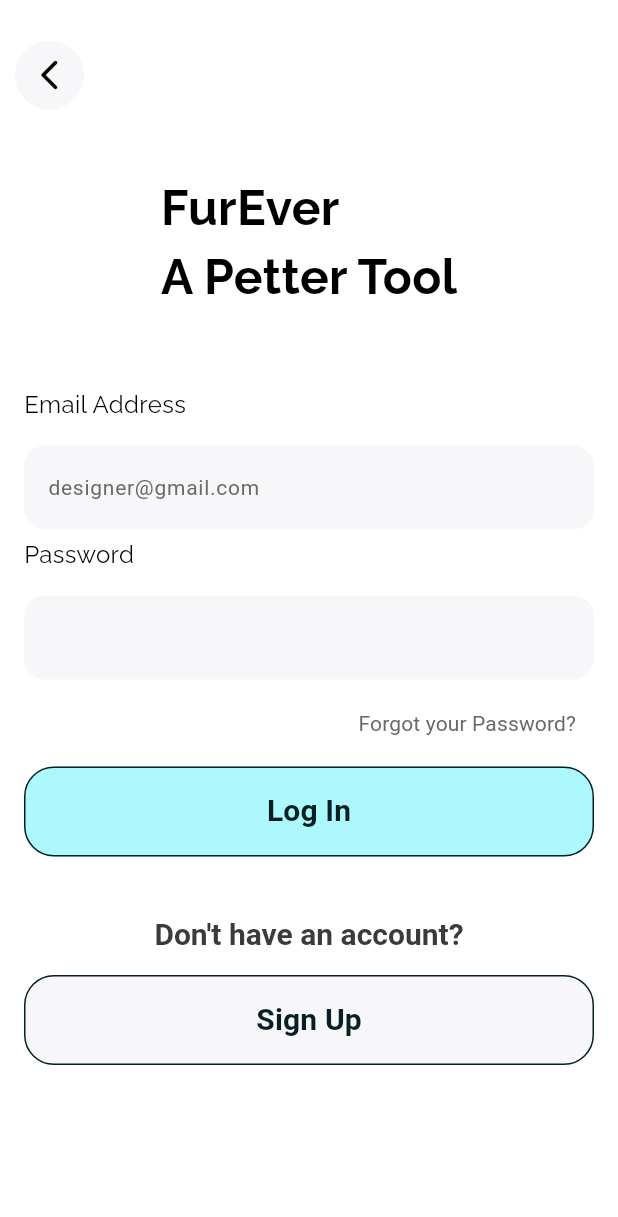
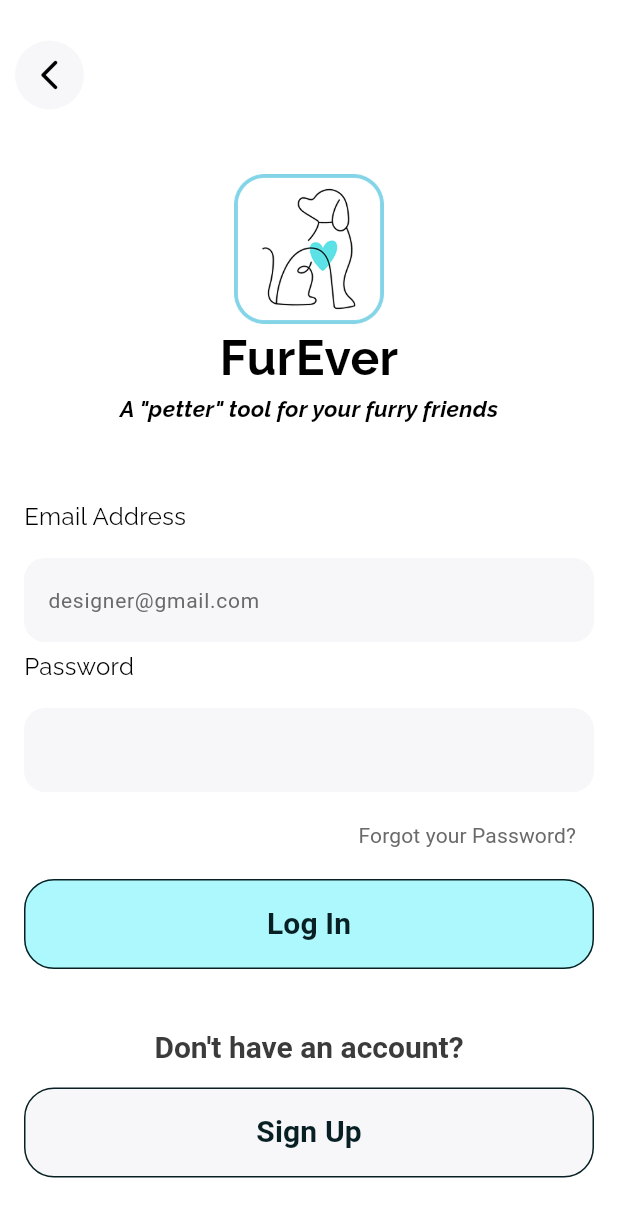
Before and after one commit to duwcston/FurEver, a Flutter app: the screen it shows after launch, on a phone screen of 412 x 824 dp. Shown: the top 1217 px of the screen. Run offline on Flutter 3.47's test engine with Material 3 defaults, Android fonts, the phone set to English and light mode, and no system bars; our stand-ins replace camera, firebase_auth, firebase_core, flutter_dotenv, flutter_svg, fluttertoast and 4 more; missing offline and left inert: external_path, flutter_polyline_points, media_scanner; accounts and stored records are empty.

Commit message:
logo login

```diff
--- a/lib/pages/login/login.dart
+++ b/lib/pages/login/login.dart
@@ -44,8 +44,11 @@ class Login extends StatelessWidget {
             mainAxisAlignment: MainAxisAlignment.start,
             children: [
               Center(
-                child: Text(
-                  'FurEver\nA Petter Tool',
+                child: Column(
+                  children: [
+                    Image.asset('images/logo.png', width: 100, height: 100),
+                    Text(
+                      'FurEver',
                       style: GoogleFonts.raleway(
                         textStyle: const TextStyle(
                           color: Colors.black,
@@ -53,6 +56,19 @@ class Login extends StatelessWidget {
                           fontSize: 32,
                         ),
                       ),
+                    ),
+                    Text(
+                      'A "petter" tool for your furry friends',
+                      style: GoogleFonts.raleway(
+                        textStyle: const TextStyle(
+                          color: Colors.black,
+                          fontWeight: FontWeight.bold,
+                          fontSize: 15,
+                          fontStyle: FontStyle.italic,
+                        ),
+                      ),
+                    ),
+                  ],
                 ),
               ),
               const SizedBox(height: 50),
@@ -163,7 +179,10 @@ class Login extends StatelessWidget {
     return ElevatedButton(
       style: ElevatedButton.styleFrom(
         backgroundColor: const Color(0xffadf8fd),
-        shape: RoundedRectangleBorder(borderRadius: BorderRadius.circular(20), side: const BorderSide(color: Color(0xff082024), width: 1)),
+        shape: RoundedRectangleBorder(
+          borderRadius: BorderRadius.circular(20),
+          side: const BorderSide(color: Color(0xff082024), width: 1),
+        ),
         minimumSize: const Size(double.infinity, 60),
         elevation: 0,
       ),
```
Lines whose indentation alone changed are shown as unchanged.
